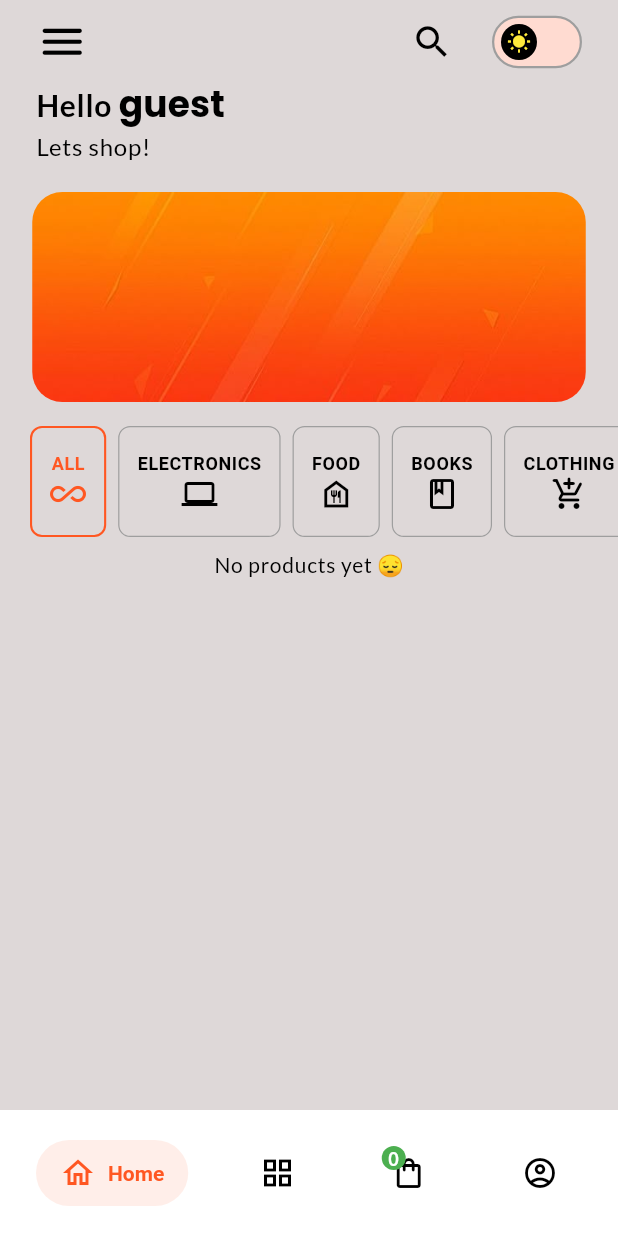
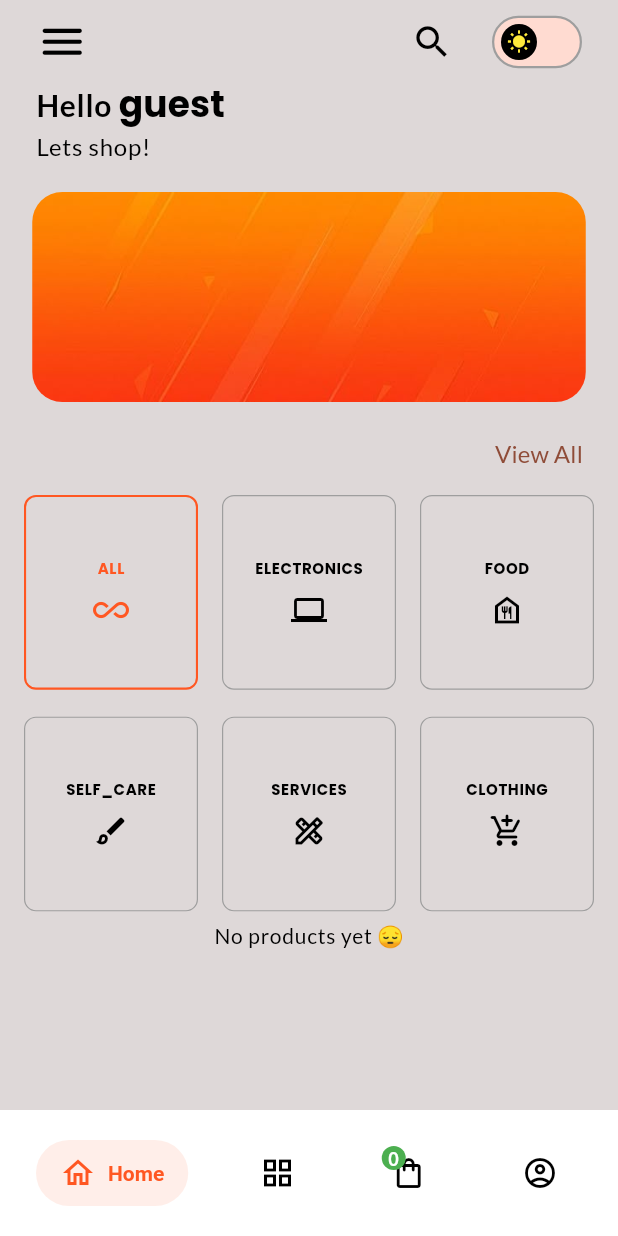
Before and after one commit to KabetEx/KabetEx, a Flutter app: the screen it shows once a user with an empty profile is signed in, on a phone screen of 412 x 824 dp. Run offline on Flutter 3.47's test engine with Material 3 defaults, Android fonts, the light colour scheme and no system bars; drawn by our look-alikes of carousel_slider, flutter_switch, salomon_bottom_bar; our stand-ins replace cached_network_image, flutter_riverpod, google_fonts, hive, hive_flutter, image_picker and 3 more; accounts and stored records are empty; Roboto replaces fonts that are missing (lato, poppins, roboto).

Commit message:
added see all button n homepage

```diff
--- a/lib/features/categories/data/dummy_categories.dart
+++ b/lib/features/categories/data/dummy_categories.dart
@@ -4,6 +4,14 @@ final List<Map<String, dynamic>> categories = [
   {'name': 'all', 'icon': Icons.all_inclusive_outlined},
   {'name': 'electronics', 'icon': Icons.laptop},
   {'name': 'food', 'icon': Icons.food_bank_outlined},
+  {'name': 'self_care', 'icon': Icons.brush_outlined},
+  {'name': 'services', 'icon': Icons.design_services_outlined},
+  {'name': 'clothing', 'icon': Icons.add_shopping_cart_rounded},
+  {'name': 'lost_and_found', 'icon': Icons.search},
+  {'name': 'stationery', 'icon': Icons.edit},
+
   {'name': 'books', 'icon': Icons.book_outlined},
-  {'name': 'clothing', 'icon': Icons.add_shopping_cart_rounded},
+  {'name': 'others', 'icon': Icons.more_horiz},
+  {'name': 'room items', 'icon': Icons.bed_outlined},
+  {'name': 'sports', 'icon': Icons.sports_soccer},
 ];
--- a/lib/features/categories/presentations/categories_page.dart
+++ b/lib/features/categories/presentations/categories_page.dart
@@ -12,9 +12,7 @@ class CategoriesPage extends ConsumerWidget {
     final allCategories = ref.watch(allCategoriesProvider);
     final isDark = ref.watch(isDarkModeProvider);
 
-    return Scaffold(
-     backgroundColor: Theme.of(context).scaffoldBackgroundColor,
-      body: SafeArea(
+    return SafeArea(
       child: Column(
         children: [
           Center(
@@ -43,7 +41,6 @@ class CategoriesPage extends ConsumerWidget {
           ),
         ],
       ),
-      ),
     );
   }
 }
--- a/lib/features/categories/widgets/category_gridview.dart
+++ b/lib/features/categories/widgets/category_gridview.dart
@@ -1,7 +1,11 @@
 import 'package:flutter/material.dart';
 import 'package:flutter_riverpod/flutter_riverpod.dart';
+import 'package:kabetex/common/slide_routing.dart';
+import 'package:kabetex/features/categories/presentations/categories_page.dart';
+import 'package:kabetex/features/home/presentations/tabs_screen.dart';
 import 'package:kabetex/providers/categories/categories_provider.dart';
 import 'package:kabetex/providers/categories/selected_category.dart';
+import 'package:kabetex/providers/nav_bar.dart';
 import 'package:kabetex/providers/theme_provider.dart';
 
 class MyCategoryGrid extends ConsumerWidget {
@@ -13,33 +17,45 @@ class MyCategoryGrid extends ConsumerWidget {
     final selectedCategory = ref.watch(selectedCategoryProvider);
     final allCategories = ref.watch(allCategoriesProvider);
 
-    return SingleChildScrollView(
-      scrollDirection: Axis.horizontal,
-      child: Padding(
-        padding: const EdgeInsets.only(
-          left: 16.0,
-          right: 12,
-          top: 0,
-          bottom: 0,
+    return Padding(
+      padding: const EdgeInsets.symmetric(horizontal: 12, vertical: 2),
+      child: Column(
+        children: [
+          Align(
+            alignment: Alignment.bottomRight,
+            child: TextButton(
+              onPressed: () {
+                ref.read(tabsProvider.notifier).state = 1; // Categories
+              },
+              child: const Text("View All"),
             ),
-        child: Row(
-          children: allCategories.map((cat) {
+          ),
+          GridView.builder(
+            physics: const NeverScrollableScrollPhysics(),
+            shrinkWrap: true,
+            gridDelegate: const SliverGridDelegateWithFixedCrossAxisCount(
+              crossAxisCount: 3,
+              crossAxisSpacing: 8,
+              mainAxisSpacing: 10,
+              childAspectRatio: 0.9,
+            ),
+            itemCount: allCategories.take(6).length,
+            itemBuilder: (context, index) {
+              final cat = allCategories[index];
               return GestureDetector(
                 onTap: () {
-                ref.read(selectedCategoryProvider.notifier).state = cat['name'];
-                print(cat['name']);
+                  ref.read(selectedCategoryProvider.notifier).state =
+                      cat['name'];
                 },
                 child: Padding(
                   padding: const EdgeInsets.symmetric(
-                  vertical: 8.0,
+                    vertical: 4.0,
                     horizontal: 4,
                   ),
                   child: AnimatedContainer(
                     duration: const Duration(milliseconds: 200),
-                  height: 74,
                     decoration: BoxDecoration(
                       borderRadius: BorderRadius.circular(8),
-
                       color:
                           //if selected
                           selectedCategory == cat['name']
@@ -64,10 +80,12 @@ class MyCategoryGrid extends ConsumerWidget {
                     child: Column(
                       mainAxisAlignment: MainAxisAlignment.center,
                       crossAxisAlignment: CrossAxisAlignment.center,
+                      mainAxisSize: MainAxisSize.min,
                       children: [
                         Text(
                           cat['name'].toUpperCase() as String,
-                        style: Theme.of(context).textTheme.bodySmall!.copyWith(
+                          style: Theme.of(context).textTheme.bodySmall!
+                              .copyWith(
                                 color:
                                     //if selected
                                     selectedCategory == cat['name']
@@ -79,10 +97,13 @@ class MyCategoryGrid extends ConsumerWidget {
                                     ? Colors.white
                                     : Colors.black,
                                 fontWeight: FontWeight.bold,
-                          fontSize: 12,
-                          fontFamily: 'roboto',
+                                fontSize: 10,
+                                height: 1.5,
+                                fontFamily: 'poppins',
                               ),
                         ),
+                        const SizedBox(height: 8),
+
                         Icon(
                           cat['icon'],
                           color: isDarkMode
@@ -96,9 +117,31 @@ class MyCategoryGrid extends ConsumerWidget {
                   ),
                 ),
               );
-          }).toList(),
+            },
           ),
+        ],
       ),
     );
   }
 }
+
+
+
+
+
+
+
+
+
+
+
+
+
+//          Row(
+//           children: allCategories.map((cat) {
+//             return
+//         ),
+//       ),
+//     );
+//   }
+// }
--- a/lib/features/home/presentations/home_page.dart
+++ b/lib/features/home/presentations/home_page.dart
@@ -16,7 +16,7 @@ class HomePage extends ConsumerStatefulWidget {
 class _HomePageState extends ConsumerState<HomePage>
     with AutomaticKeepAliveClientMixin {
   @override
-  bool get wantKeepAlive => true; //keeps the homepage alive
+  bool get wantKeepAlive => true; // keeps homepage alive
 
   @override
   Widget build(BuildContext context) {
@@ -37,15 +37,17 @@ class _HomePageState extends ConsumerState<HomePage>
 
               Expanded(
                 child: ScrollConfiguration(
-                  behavior: ScrollConfiguration.of(context).copyWith(
-                    overscroll: false, // removes glowing effect
-                  ),
+                  behavior: ScrollConfiguration.of(
+                    context,
+                  ).copyWith(overscroll: false),
                   child: ListView(
                     physics: const BouncingScrollPhysics(),
                     children: [
                       const MyHeroBanner(),
-                      //gridview for categories
+
+                      // 🔥 MyCategoryGrid with View All button using provider
                       const MyCategoryGrid(),
+
                       //product items gridview
                       const MyProductsGridview(),
                       const SizedBox(height: 16),
--- a/lib/features/home/presentations/tabs_screen.dart
+++ b/lib/features/home/presentations/tabs_screen.dart
@@ -8,44 +8,27 @@ import 'package:kabetex/providers/theme_provider.dart';
 import 'package:kabetex/features/home/widgets/bottom_nav_bar.dart';
 import 'package:flutter_riverpod/flutter_riverpod.dart';
 
-class TabsScreen extends ConsumerStatefulWidget {
+class TabsScreen extends ConsumerWidget {
   const TabsScreen({super.key});
 
   @override
-  ConsumerState<TabsScreen> createState() => _TabsScreenState();
-}
-
-class _TabsScreenState extends ConsumerState<TabsScreen> {
-  final PageController _pageController = PageController();
-  final List<Widget> _pages = [
-    const HomePage(),
-    const CategoriesPage(),
-    const CartPage(),
-    const ProfilePage(),
-  ];
-
-  @override
-  Widget build(BuildContext context) {
+  Widget build(BuildContext context, WidgetRef ref) {
+    final currentIndex = ref.watch(tabsProvider);
     final isDark = ref.watch(isDarkModeProvider);
 
+    final pages = [
+      const HomePage(),
+      const CategoriesPage(),
+      const CartPage(),
+      const ProfilePage(),
+    ];
+
     return Scaffold(
-      body: PageView(
-        controller: _pageController,
-        children: _pages,
-        onPageChanged: (index) {
-          ref.read(tabsProvider.notifier).state = index; // sync Riverpod
-        },
-      ),
-
+      body: pages[currentIndex],
       bottomNavigationBar: MyBottomNav(
         isDarkMode: isDark,
         onTap: (index) {
-          _pageController.animateToPage(
-            index,
-            duration: const Duration(milliseconds: 300),
-            curve: Curves.easeInOut,
-          );
-          ref.read(tabsProvider.notifier).state = index; // sync Riverpod
+          ref.read(tabsProvider.notifier).state = index;
         },
       ),
     );
--- a/lib/features/home/widgets/bottom_nav_bar.dart
+++ b/lib/features/home/widgets/bottom_nav_bar.dart
@@ -17,6 +17,7 @@ class MyBottomNav extends ConsumerWidget {
     final unselectedColor = isDarkMode ? Colors.white : Colors.black;
 
     return SalomonBottomBar(
+      duration: const Duration(milliseconds: 1000),
       backgroundColor: isDarkMode ? Colors.black : Colors.white,
       currentIndex: selectedIndex,
       onTap: (index) {
--- a/lib/providers/nav_bar.dart
+++ b/lib/providers/nav_bar.dart
@@ -1,5 +1,4 @@
 import 'package:riverpod/legacy.dart';
 
-final tabsProvider = StateProvider<int>((ref) {
-  return 0;
-});
+// providers.dart
+final tabsProvider = StateProvider<int>((ref) => 0);
```
Lines whose indentation alone changed are shown as unchanged.
